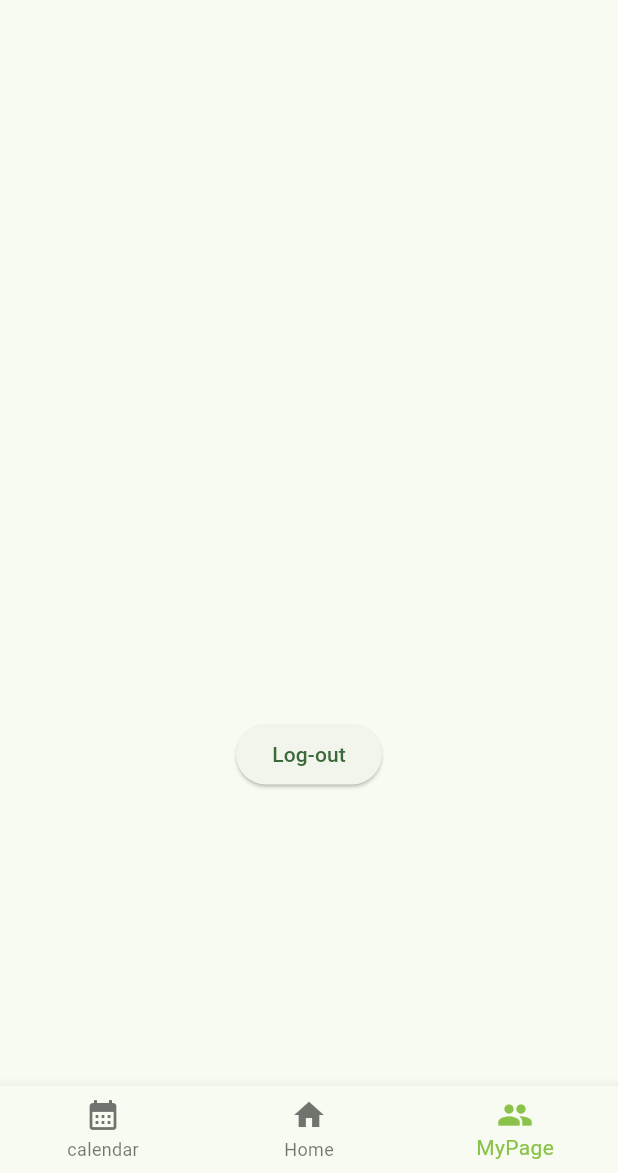
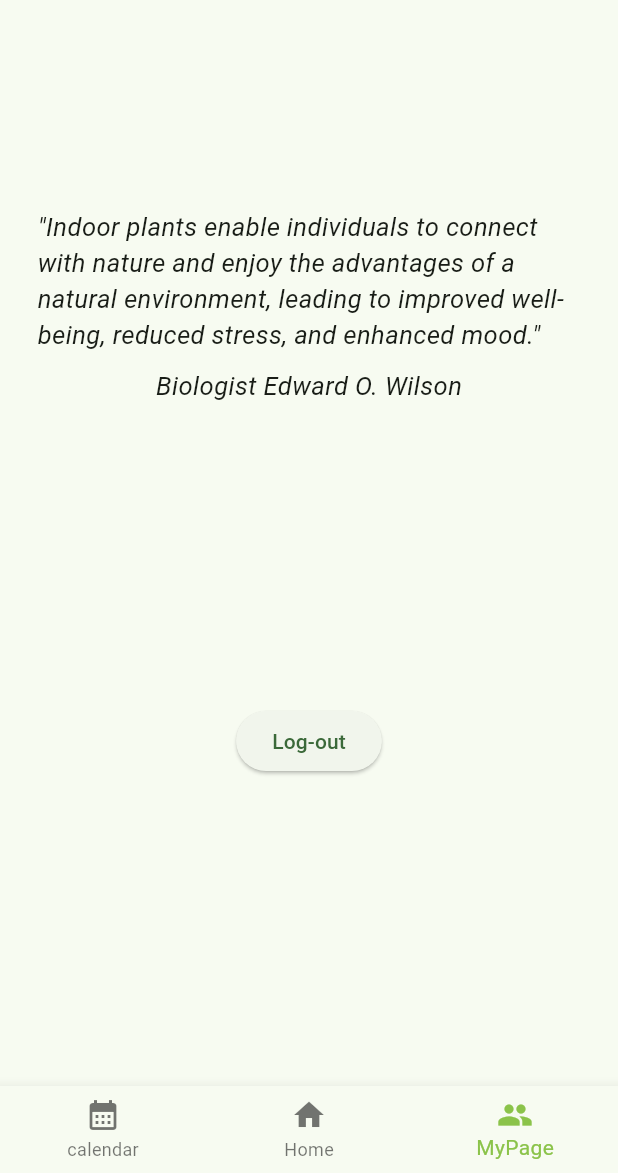
Before and after one commit to Jamie-JEP/waterMe, a Flutter app: the screen it shows once a user with an empty profile is signed in, item 3 of the bottom bar chosen, on a phone screen of 412 x 824 dp, the part 63-1236 px from its top. Run offline on Flutter 3.47's test engine with Material 2 defaults, Android fonts, the phone set to English and light mode, and no system bars; our stand-ins replace cloud_firestore, email_validator, firebase_auth, firebase_core, firebase_database, firebase_storage and 3 more; accounts and stored records are empty.

Commit message:
얼렁뚱땅 마무리

```diff
--- a/mdc_100_series/lib/profilepage.dart
+++ b/mdc_100_series/lib/profilepage.dart
@@ -29,17 +29,22 @@ class ProfilePageState extends State<ProfilePage> {
             Center(
               child: Column(
                 children: <Widget>[
-                  const SizedBox(height: 200.0),
+                  const SizedBox(height: 100.0),
+                  Text('"Indoor plants enable individuals to connect with nature and enjoy the advantages of a natural environment, leading to improved well-being, reduced stress, and enhanced mood."',
+                  style:TextStyle(fontSize: 17, fontStyle: FontStyle.italic)),
+                  SizedBox(height: 10,),
+                  Text('Biologist Edward O. Wilson', style:TextStyle(fontSize: 17, fontStyle: FontStyle.italic)),
+
+                  SizedBox(height: 150),
+
                   Container(
                     child: Column(
+                      mainAxisAlignment: MainAxisAlignment.end,
                       children: [
                         // Display logged-in user email
                         Text(_user?.email ?? 'Unknown User',
-                          style: TextStyle(fontSize: 28),),
-                      ],
-                    ),
-                  ),
-                  SizedBox(height: 200),
+                          style: TextStyle(fontSize: 15, fontWeight:FontWeight.bold),),
+                        SizedBox(height: 30),
                         ElevatedButton(
                           child: const Text('Log-out'),
                           onPressed: () async {
@@ -53,6 +58,10 @@ class ProfilePageState extends State<ProfilePage> {
                       ],
                     ),
                   ),
+
+                ],
+              ),
+            ),
           ],
         ),
       ),
```
Also changed, not shown: mdc_100_series/lib/homepage.dart (+50 -111 lines). Lines whose indentation alone changed are shown as unchanged.
